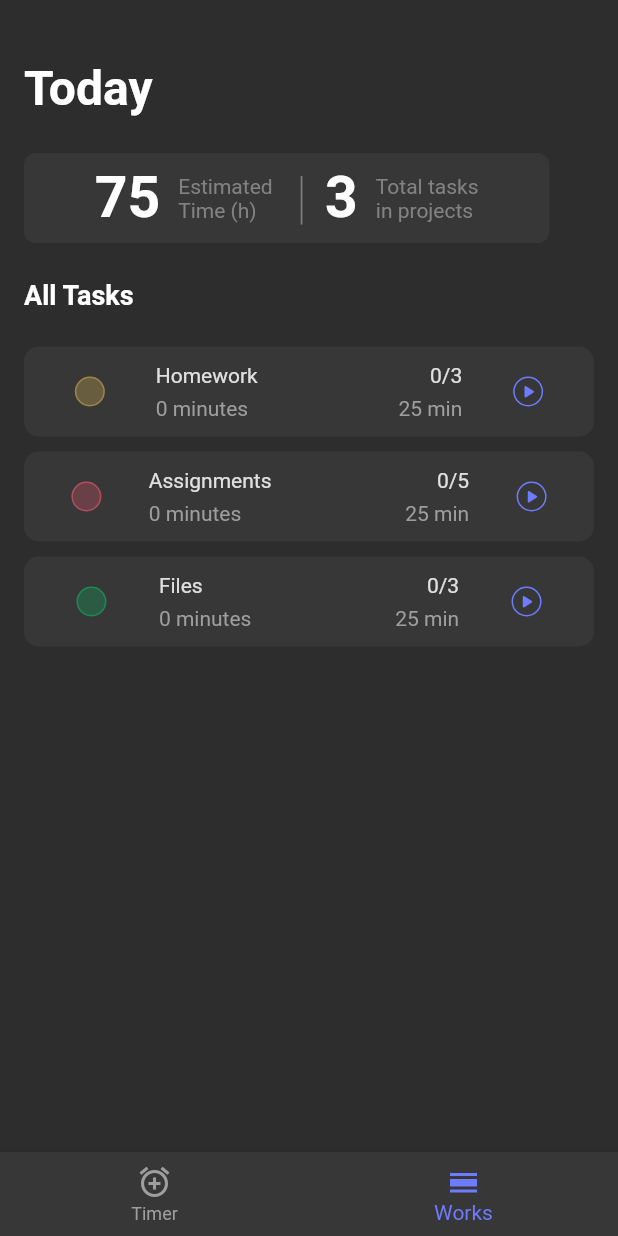
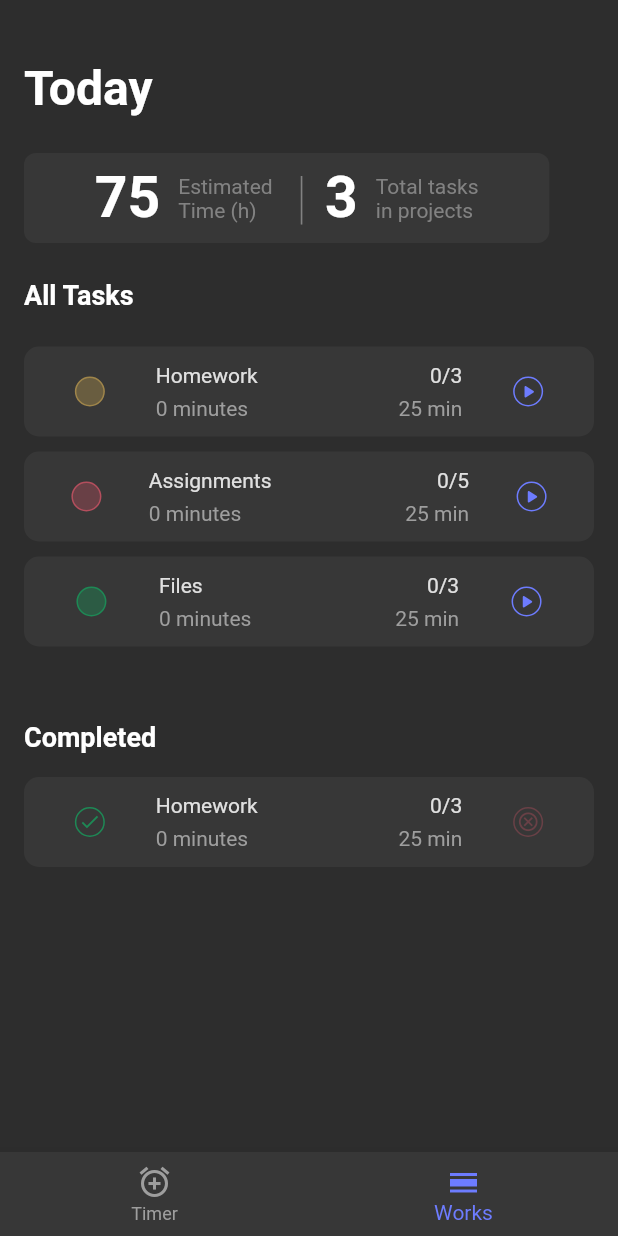
Before and after one commit to thisisamank/pomodoro_todo, a Flutter app: the screen it shows after launch, item 2 of the bottom bar chosen, on a phone screen of 412 x 824 dp. Run offline on Flutter 3.47's test engine with Material 2 defaults, Android fonts, the phone set to English and light mode, and no system bars; our stand-ins replace circular_countdown_timer.

Commit message:
task screen updated

```diff
--- a/lib/model/task_model.dart
+++ b/lib/model/task_model.dart
@@ -71,10 +71,9 @@ class Task {
       breakIntervals: 5,
     ),
   ];
-}
-
-set isCompleted(bool completed) {
-  isCompleted = completed;
+  void markComplete(bool completed) {
+    isCompleted = completed;
+  }
 }
 
 enum TaskPriority { high, medium, low }
--- a/lib/screens/task/task.dart
+++ b/lib/screens/task/task.dart
@@ -12,8 +12,14 @@ class Tasks extends StatefulWidget {
 
 class _TasksState extends State<Tasks> {
   final _tasks = Task.tasks;
+  List<Task> completedTasks = [];
+
   @override
   Widget build(BuildContext context) {
+    _tasks[0].markComplete(true);
+    _tasks.forEach((task) {
+      if (task.isCompleted == true) completedTasks.add(task);
+    });
     final size = MediaQuery.of(context).size;
     var estimatedTime = 0;
     _tasks.forEach((element) =>
@@ -45,75 +51,46 @@ class _TasksState extends State<Tasks> {
                         getTaskPriorityColor(_tasks[index].priority);
                     final statusBorderColor =
                         getTaskPriorityBorderColor(_tasks[index].priority);
-                    return getTaskWidget(
-                        size, statusColor, statusBorderColor, _tasks[index]);
+                    return TaskWidget(
+                        size: size,
+                        statusColor: statusColor,
+                        statusBorderColor: statusBorderColor,
+                        task: _tasks[index],
+                        iconColor: BrandColors.blue,
+                        suffixIcon: Icons.play_arrow_rounded);
                   },
                   separatorBuilder: (context, index) => SizedBox(height: 10),
                   itemCount: _tasks.length),
-            )
+            ),
+            SizedBox(height: 16),
+            Text(
+              "Completed",
+              style: BrandTextStyles.heading1.copyWith(fontSize: 18),
+            ),
+            SizedBox(height: 16),
+            Expanded(
+              child: ListView.separated(
+                  itemBuilder: (context, index) {
+                    final statusColor =
+                        getTaskPriorityColor(completedTasks[index].priority);
+                    final statusBorderColor = getTaskPriorityBorderColor(
+                        completedTasks[index].priority);
+                    return TaskWidget(
+                      size: size,
+                      statusColor: BrandColors.lightGreen,
+                      statusBorderColor: BrandColors.red,
+                      task: completedTasks[index],
+                      iconColor: BrandColors.red,
+                      suffixIcon: Icons.cancel_outlined,
+                      prefixIcon: Icons.done,
+                    );
+                  },
+                  separatorBuilder: (context, index) => SizedBox(height: 10),
+                  itemCount: completedTasks.length),
+            ),
           ],
         ),
       ),
-    );
-  }
-
-  Container getTaskWidget(
-      Size size, statusColor, statusBorderColor, Task task) {
-    return Container(
-      width: size.width * .8,
-      height: 60,
-      decoration: BoxDecoration(
-        color: BrandColors.secondaryBackground,
-        borderRadius: BorderRadius.circular(10),
-      ),
-      child: Row(mainAxisAlignment: MainAxisAlignment.spaceBetween, children: [
-        SizedBox(width: 0),
-        CircularStatus(
-          statusColor: statusColor,
-          borderColor: statusBorderColor,
-        ),
-        Column(
-          crossAxisAlignment: CrossAxisAlignment.start,
-          mainAxisAlignment: MainAxisAlignment.center,
-          children: [
-            Text(
-              task.taskName,
-              style: BrandTextStyles.body1.copyWith(
-                color: Colors.grey.shade300,
-              ),
-            ),
-            SizedBox(height: 6),
-            Text(
-              '${task.completedIntervals.toString()} minutes',
-              style: BrandTextStyles.body1.copyWith(
-                color: Colors.grey.shade500,
-              ),
-            ),
-          ],
-        ),
-        SizedBox(width: 26),
-        Column(
-          crossAxisAlignment: CrossAxisAlignment.end,
-          mainAxisAlignment: MainAxisAlignment.center,
-          children: [
-            Text(
-              '${task.completedIntervals}/${task.totalIntervals}',
-              style: BrandTextStyles.body1.copyWith(
-                color: Colors.grey.shade300,
-              ),
-            ),
-            SizedBox(height: 6),
-            Text(
-              '${task.workIntervals.toString()} min',
-              style: BrandTextStyles.body1.copyWith(
-                color: Colors.grey.shade500,
-              ),
-            ),
-          ],
-        ),
-        CircularIcon(color: BrandColors.blue, icon: Icons.play_arrow_rounded),
-        SizedBox(width: 0),
-      ]),
     );
   }
 
@@ -170,3 +147,88 @@ class _TasksState extends State<Tasks> {
         ));
   }
 }
+
+class TaskWidget extends StatelessWidget {
+  const TaskWidget({
+    @required this.size,
+    @required this.statusColor,
+    @required this.statusBorderColor,
+    @required this.task,
+    @required this.iconColor,
+    @required this.suffixIcon,
+    this.prefixIcon,
+  });
+
+  final Size size;
+  final statusColor;
+  final statusBorderColor;
+  final Task task;
+  final Color iconColor;
+  final IconData suffixIcon;
+  final IconData prefixIcon;
+
+  @override
+  Widget build(BuildContext context) {
+    return Container(
+      width: size.width * .8,
+      height: 60,
+      decoration: BoxDecoration(
+        color: BrandColors.secondaryBackground,
+        borderRadius: BorderRadius.circular(10),
+      ),
+      child: Row(mainAxisAlignment: MainAxisAlignment.spaceBetween, children: [
+        SizedBox(width: 0),
+        prefixIcon == null
+            ? CircularStatus(
+                statusColor: statusColor,
+                borderColor: statusBorderColor,
+              )
+            : CircularIcon(
+                color: statusColor,
+                icon: prefixIcon,
+              ),
+        Column(
+          crossAxisAlignment: CrossAxisAlignment.start,
+          mainAxisAlignment: MainAxisAlignment.center,
+          children: [
+            Text(
+              task.taskName,
+              style: BrandTextStyles.body1.copyWith(
+                color: Colors.grey.shade300,
+              ),
+            ),
+            SizedBox(height: 6),
+            Text(
+              '${task.completedIntervals.toString()} minutes',
+              style: BrandTextStyles.body1.copyWith(
+                color: Colors.grey.shade500,
+              ),
+            ),
+          ],
+        ),
+        SizedBox(width: 26),
+        Column(
+          crossAxisAlignment: CrossAxisAlignment.end,
+          mainAxisAlignment: MainAxisAlignment.center,
+          children: [
+            Text(
+              '${task.completedIntervals}/${task.totalIntervals}',
+              style: BrandTextStyles.body1.copyWith(
+                color: Colors.grey.shade300,
+              ),
+            ),
+            SizedBox(height: 6),
+            Text(
+              '${task.workIntervals.toString()} min',
+              style: BrandTextStyles.body1.copyWith(
+                color: Colors.grey.shade500,
+              ),
+            ),
+          ],
+        ),
+        CircularIcon(color: iconColor, icon: suffixIcon),
+        SizedBox(width: 0),
+      ]),
+    );
+  }
+}
```
